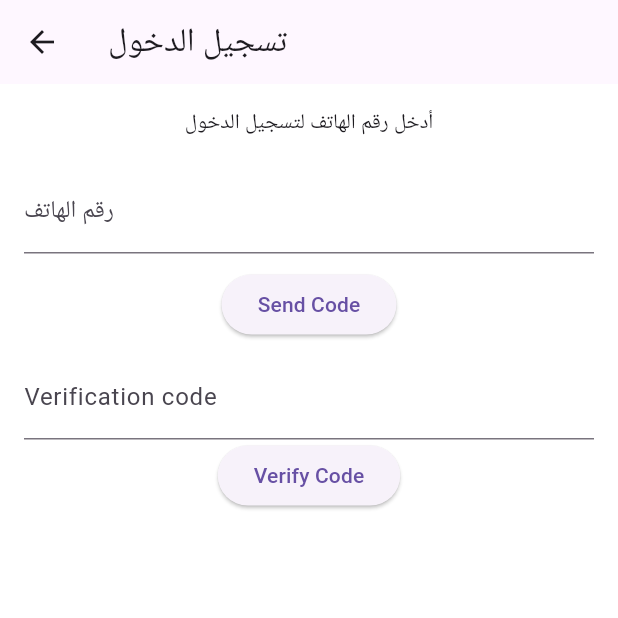
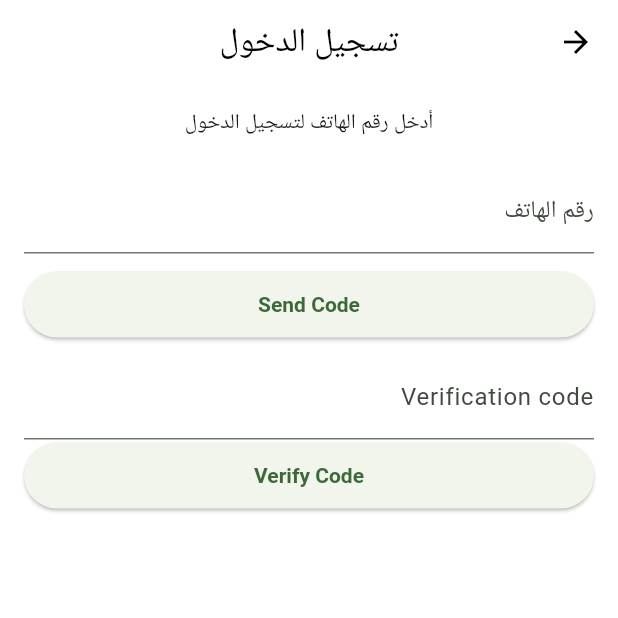
Before and after one commit to aah88/myFarm, a Flutter app: the screen it shows after launch, after a tap on "تسجيل الدخول", on a phone screen of 412 x 824 dp, the top half of it. Run offline on Flutter 3.47's test engine with Material 3 defaults, Android fonts, the light colour scheme and no system bars; our stand-ins replace cloud_firestore, firebase_auth, firebase_core; missing offline and left inert: dart:ffi; accounts and stored records are empty; Roboto replaces fonts that are missing (Cairo).

Commit message:
clean up the "main.dart" file and delete "home_screen"

```diff
--- a/lib/main.dart
+++ b/lib/main.dart
@@ -1,29 +1,38 @@
+// main.dart
 import 'package:firebase_core/firebase_core.dart';
 import 'package:flutter/material.dart';
-import 'screens/home/home_screen.dart';
+import 'package:flutter_localizations/flutter_localizations.dart';
+import 'package:provider/provider.dart';
+
+// Firebase + Providers
 import 'firebase_options.dart';
 import 'providers/listing_provider.dart';
-import 'package:provider/provider.dart';
 
+// Screens used from your project (keep these imports if files remain separate)
+// If you later inline these too, you can remove the imports.
+import 'package:flutter_application_1/screens/main/main_screen.dart';
+import 'package:flutter_application_1/screens/product/product_management_screen.dart';
+import 'package:flutter_application_1/screens/category/category_management_screen.dart';
+import 'package:flutter_application_1/screens/auth/validation_per_phone.dart';
 
-// rules_version = '2';
+Future<void> main() async {
+  // Ensure bindings are initialized before async calls
+  WidgetsFlutterBinding.ensureInitialized();
 
-// service cloud.firestore {
-//   match /databases/{database}/documents {
-//     match /{document=**} {
-//       allow read, write: if
-//           request.time < timestamp.date(2025, 6, 23);
-//     }
-//   }
-// }
-void main() async {
-  WidgetsFlutterBinding.ensureInitialized();
-  await Firebase.initializeApp(options: DefaultFirebaseOptions.currentPlatform);
-  runApp(ChangeNotifierProvider(
-      create: (_) => ListingProvider(),
-      child: MyApp(),
-    ),);
+  // Initialize Firebase
+  await Firebase.initializeApp(
+    options: DefaultFirebaseOptions.currentPlatform,
+  );
 
+  // Root app with providers
+  runApp(
+    MultiProvider(
+      providers: [
+        ChangeNotifierProvider(create: (_) => ListingProvider()),
+      ],
+      child: const MyApp(),
+    ),
+  );
 }
 
 class MyApp extends StatelessWidget {
@@ -31,10 +40,100 @@ class MyApp extends StatelessWidget {
 
   @override
   Widget build(BuildContext context) {
+    const seed = Color(0xFF2E7D32); // brand green
+
     return MaterialApp(
+      debugShowCheckedModeBanner: false,
       title: 'تطبيق زراعي',
-      theme: ThemeData(scaffoldBackgroundColor: Color(0xFFFFFFFF)),
-      home: const HomeScreen()
+
+      // Localization & RTL
+      locale: const Locale('ar'),
+      supportedLocales: const [Locale('ar'), Locale('en')],
+      localizationsDelegates: GlobalMaterialLocalizations.delegates,
+      builder: (context, child) => Directionality(
+        textDirection: TextDirection.rtl,
+        child: child!,
+      ),
+
+      // Clean Material 3 theme
+      theme: ThemeData(
+        useMaterial3: true,
+        colorScheme: ColorScheme.fromSeed(seedColor: Color(0xFF2E7D32)),
+        scaffoldBackgroundColor: Colors.white,
+        fontFamily: 'Cairo', // TODO: ensure the font is added to pubspec.yaml or change it
+        appBarTheme: const AppBarTheme(
+          backgroundColor: Colors.white,
+          foregroundColor: Colors.black,
+          elevation: 0,
+          centerTitle: true,
+        ),
+        elevatedButtonTheme: ElevatedButtonThemeData(
+          style: ElevatedButton.styleFrom(
+            minimumSize: const Size.fromHeight(44),
+            textStyle: const TextStyle(fontWeight: FontWeight.w600),
+          ),
+        ),
+      ),
+
+      // Home is now the merged HomeScreen below
+      home: const HomeScreen(),
     );
   }
 }
+
+/// Merged HomeScreen (inline in this same file)
+class HomeScreen extends StatelessWidget {
+  const HomeScreen({super.key});
+
+  @override
+  Widget build(BuildContext context) {
+    // Helper to push screens with MaterialPageRoute
+    void go(Widget page) {
+      Navigator.push(context, MaterialPageRoute(builder: (_) => page));
+    }
+
+    return Scaffold(
+      appBar: AppBar(title: const Text('الرئيسية')),
+      body: Padding(
+        padding: const EdgeInsets.all(16),
+        child: Column(
+          children: [
+            const Spacer(),
+
+            // Login with phone
+            ElevatedButton(
+              onPressed: () => go(PhoneAuthPage()),
+              child: const Text(
+                'تسجيل الدخول',
+                style: TextStyle(color: Color(0xFF2E7D32)),
+              ),
+            ),
+
+            const SizedBox(height: 10),
+
+            // Browse as guest
+            ElevatedButton(
+              onPressed: () => go(MainScreen()),
+              child: const Text('استعراض كزائر'),
+            ),
+
+            // Product management
+            ElevatedButton(
+              onPressed: () => go(const ProductManagementScreen()),
+              child: const Text('Add Product'),
+            ),
+
+            // Category management
+            ElevatedButton(
+              onPressed: () => go(const CategoryManagementScreen()),
+              child: const Text('Add Category'),
+            ),
+
+            const SizedBox(height: 20),
+            const Spacer(),
+          ],
+        ),
+      ),
+    );
+  }
+}
--- a/lib/screens/home/home_screen.dart
+++ /dev/null
@@ -1,43 +0,0 @@
-import 'package:flutter/material.dart';
-import 'package:flutter_application_1/screens/main/main_screen.dart';
-import 'package:flutter_application_1/screens/product/product_management_screen.dart';
-import 'package:flutter_application_1/screens/category/category_management_screen.dart';
-import '../auth/validation_per_phone.dart';
-
-class HomeScreen extends StatelessWidget {
-  const HomeScreen({super.key});
-
-  @override
-  Widget build(BuildContext context) {
-    return Scaffold(
-      appBar: AppBar(title: const Text('الرئيسية')),
-      body: Padding(
-        padding: const EdgeInsets.all(16),
-        child: Column(
-          children: [
-            const Spacer(),
-            ElevatedButton(
-              onPressed: () => Navigator.push(context, MaterialPageRoute(builder: (_) =>  PhoneAuthPage())),
-              child: const Text('تسجيل الدخول', style: TextStyle(color: Colors.green)),
-            ),
-            const SizedBox(height: 10),
-            ElevatedButton(
-              onPressed: () => Navigator.push(context, MaterialPageRoute(builder: (_) =>  MainScreen())),
-              child: const Text('استعراض كزائر'),
-            ),
-            ElevatedButton(
-              onPressed: () => Navigator.push(context, MaterialPageRoute(builder: (_) => const ProductManagementScreen())),
-              child: const Text('Add Product'),
-            ),
-            ElevatedButton(
-              onPressed: () => Navigator.push(context, MaterialPageRoute(builder: (_) => const CategoryManagementScreen())),
-              child: const Text('Add Category'),
-            ),
-            const SizedBox(height: 20),
-            const Spacer(),
-          ],
-        ),
-      ),
-    );
-  }
-}
--- a/pubspec.yaml
+++ b/pubspec.yaml
@@ -14,6 +14,8 @@ dependencies:
   firebase_core: ^3.15.2
   cloud_firestore: ^5.6.8
   firebase_auth: ^5.5.4
+  flutter_localizations:
+    sdk: flutter
 
 dev_dependencies:
   flutter_test:
```
Also changed, not shown: pubspec.lock.
